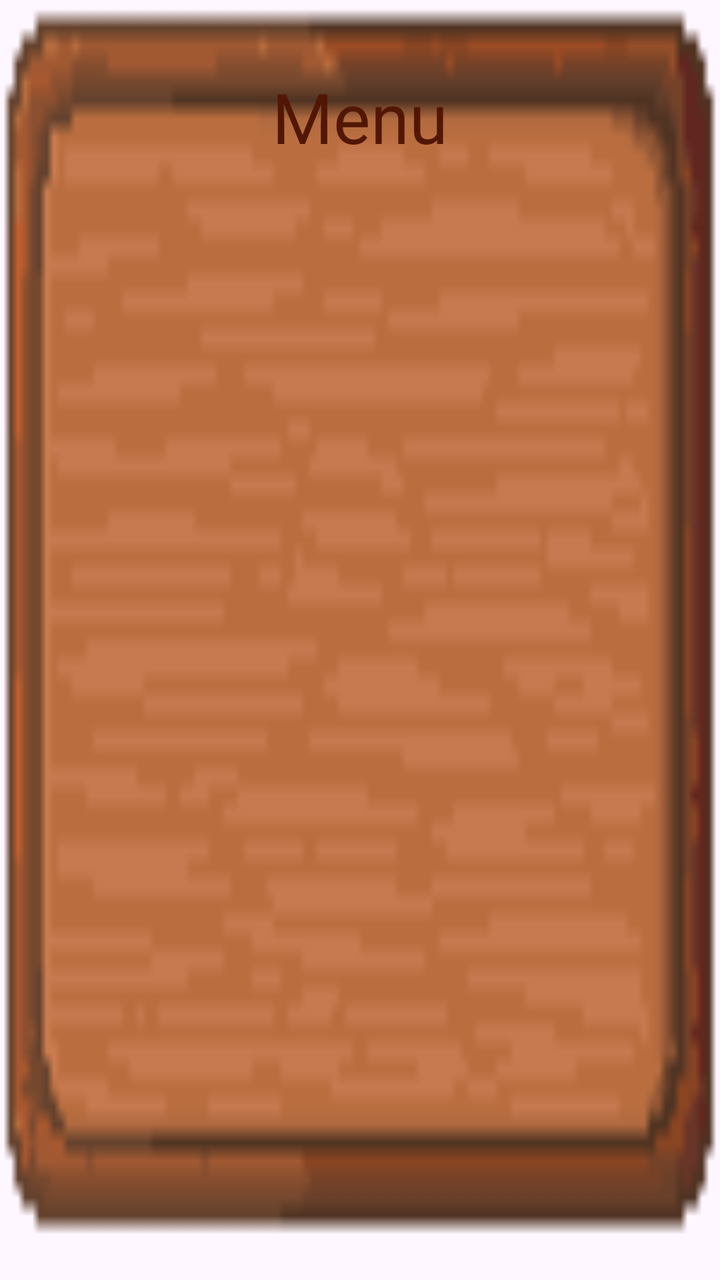
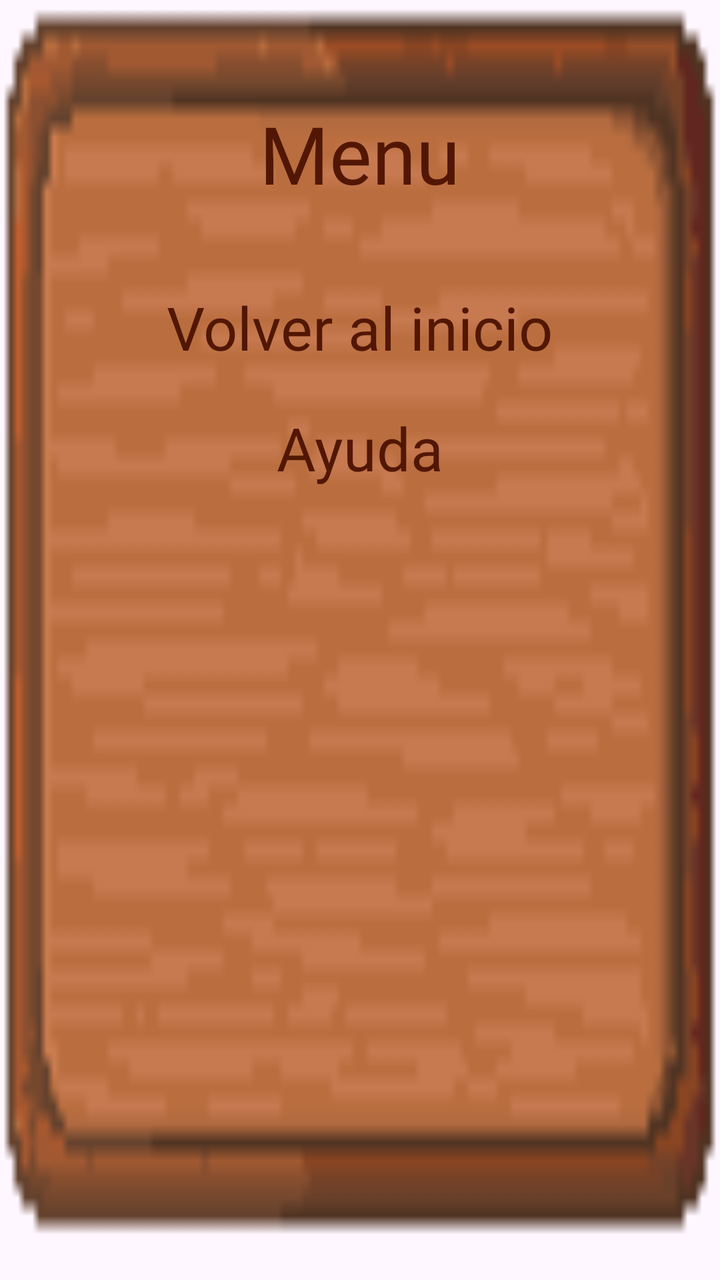

The first picture is an Android layout as it rendered before a commit; the second is the same layout after the commit. The layout source and the unified diff follow.
<!-- AndroidManifest.xml: application theme Theme.MyApplication -->
<!-- res/layout/popup.xml -->
<?xml version="1.0" encoding="utf-8"?>
<LinearLayout
    xmlns:android="http://schemas.android.com/apk/res/android"
    android:layout_width="match_parent"
    android:background="@drawable/fondopopup"
    android:orientation="vertical"
    android:layout_height="wrap_content">
    <TextView
        style="@style/texts"
        android:layout_width="wrap_content"
        android:layout_height="match_parent"
        android:textSize="35dp"
        android:text="Menu"
        android:layout_marginTop="35dp"
        android:textColor="#521704"
        android:layout_gravity="center"/>
    <TextView
        android:textColor="#521704"
        android:background="?attr/selectableItemBackground"
        android:clickable="true"
        android:focusable="true"
        android:id="@+id/inicio"
        android:textSize="25sp"
        android:layout_marginTop="25dp"
        android:layout_width="wrap_content"
        android:layout_height="match_parent"
        style="@style/texts"
        android:text="@string/inicio"
        android:layout_gravity="center" />
    <TextView
        android:textColor="#521704"
        android:background="?attr/selectableItemBackground"
        android:clickable="true"
        android:focusable="true"
        android:textSize="25sp"
        android:id="@+id/abrirayuda"
        android:layout_width="wrap_content"
        android:layout_height="match_parent"
        style="@style/texts"
        android:layout_marginTop="20dp"
        android:layout_marginBottom="40dp"
        android:text="@string/ayuda"
        android:layout_gravity="center" />
</LinearLayout>
<!-- resources referenced by this layout -->
<resources>
  <!-- drawable fondopopup: png bitmap (drawable, 2575 bytes) -->
  <string name="ayuda">Ayuda</string>
  <string name="inicio">Volver al inicio</string>
  <style name="texts">
          <item name="android:layout_width">wrap_content</item>
          <item name="android:layout_height">wrap_content</item>
          <item name="android:fontFamily">@font/font</item>
          <item name="android:textColor">@color/black</item>
          <item name="android:textSize">20sp</item>
      </style>
  <style name="Theme.MyApplication" parent="Base.Theme.MyApplication" />
  <color name="black">#FF000000</color>
  <style name="Base.Theme.MyApplication" parent="Theme.Material3.DayNight.NoActionBar">
          
          
      </style>
</resources>

<!-- the commit's change to res/layout/popup.xml (unified diff, before → after) -->
@@ -2,16 +2,21 @@
 <LinearLayout
     xmlns:android="http://schemas.android.com/apk/res/android"
     android:layout_width="match_parent"
+    android:orientation="vertical"
     android:background="@drawable/fondopopup"
-    android:orientation="vertical"
     android:layout_height="wrap_content">
+
+    <LinearLayout
+        android:layout_width="match_parent"
+        android:orientation="vertical"
+        android:layout_height="match_parent">
     <TextView
         style="@style/texts"
         android:layout_width="wrap_content"
-        android:layout_height="match_parent"
-        android:textSize="35dp"
+        android:layout_height="wrap_content"
+        android:textSize="40dp"
         android:text="Menu"
-        android:layout_marginTop="35dp"
+        android:layout_marginTop="50dp"
         android:textColor="#521704"
         android:layout_gravity="center"/>
     <TextView
@@ -20,10 +25,10 @@
         android:clickable="true"
         android:focusable="true"
         android:id="@+id/inicio"
-        android:textSize="25sp"
-        android:layout_marginTop="25dp"
+        android:textSize="30sp"
+        android:layout_marginTop="40dp"
         android:layout_width="wrap_content"
-        android:layout_height="match_parent"
+        android:layout_height="wrap_content"
         style="@style/texts"
         android:text="@string/inicio"
         android:layout_gravity="center" />
@@ -32,13 +37,14 @@
         android:background="?attr/selectableItemBackground"
         android:clickable="true"
         android:focusable="true"
-        android:textSize="25sp"
+        android:textSize="30sp"
         android:id="@+id/abrirayuda"
         android:layout_width="wrap_content"
-        android:layout_height="match_parent"
+        android:layout_height="wrap_content"
         style="@style/texts"
         android:layout_marginTop="20dp"
         android:layout_marginBottom="40dp"
         android:text="@string/ayuda"
         android:layout_gravity="center" />
+    </LinearLayout>
 </LinearLayout>
